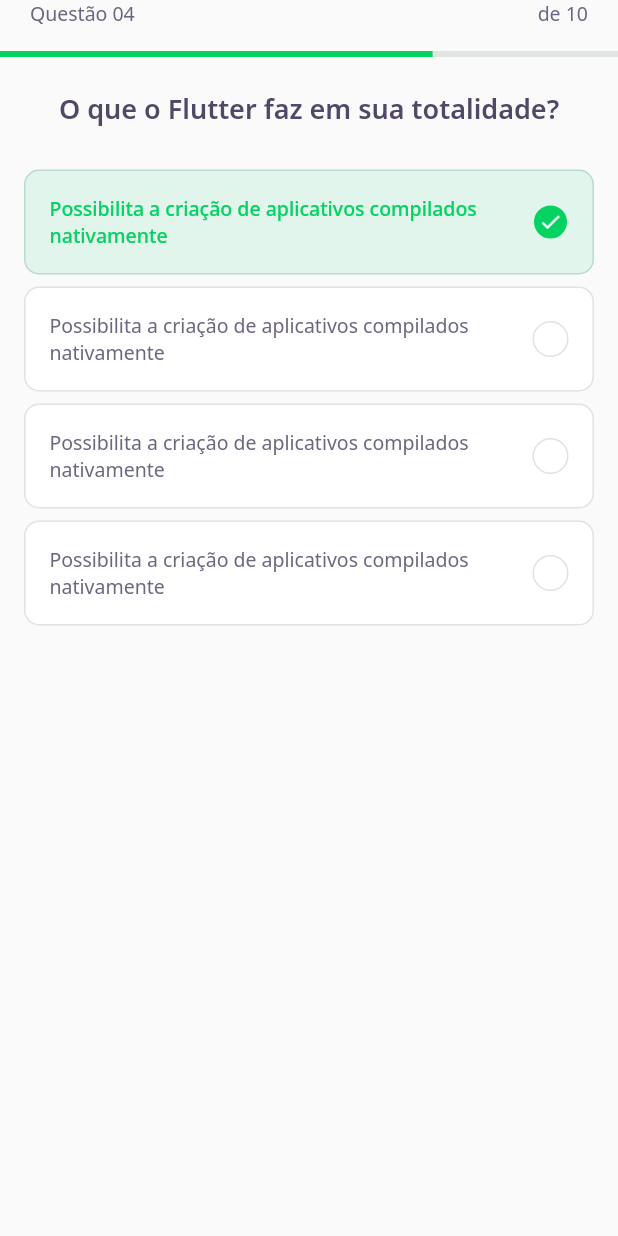
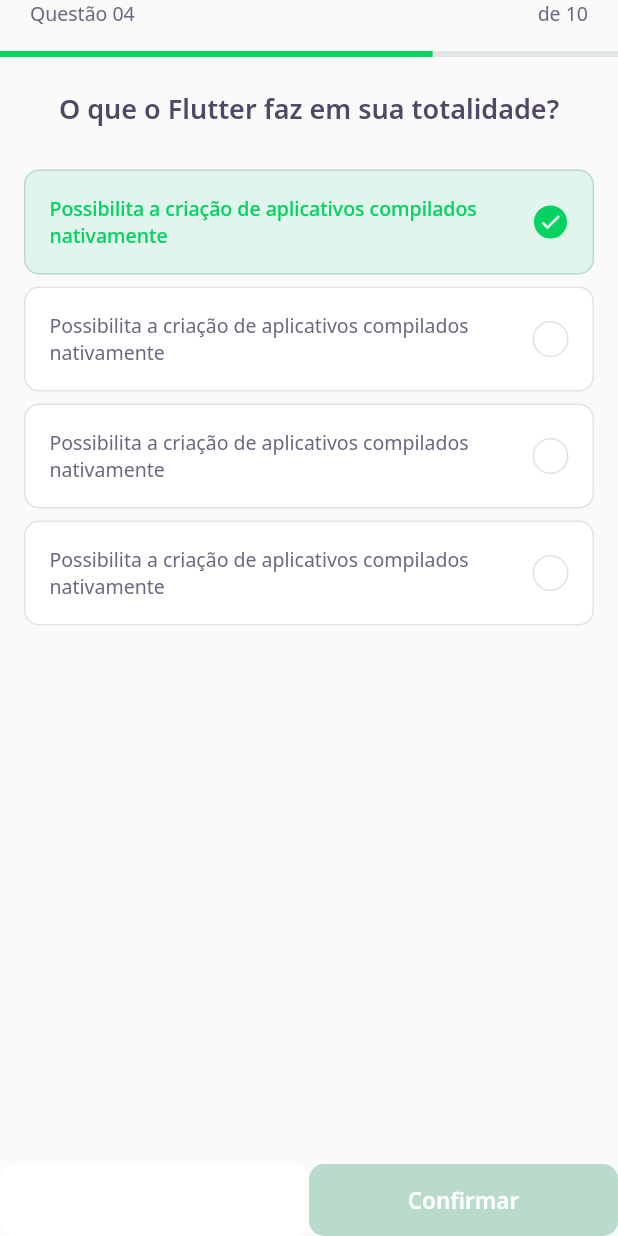
Before and after one commit to joaopaulovieira-dev/dev_quiz_flutter_jpvp, a Flutter app: the ChallengePage screen opened directly, on a phone screen of 412 x 824 dp. Run offline on Flutter 3.47's test engine with Material 2 defaults, Android fonts, the phone set to English and light mode, and no system bars; our stand-ins replace google_fonts; accounts and stored records are empty.

Commit message:
Criando Next Button

```diff
--- a/lib/challenge/challeng_page.dart
+++ b/lib/challenge/challeng_page.dart
@@ -1,3 +1,4 @@
+import 'package:dev_quiz_flutter_jpvp/challenge/widgets/next_button/next_button_widget.dart';
 import 'package:dev_quiz_flutter_jpvp/challenge/widgets/question_indicator/questiona_indicator_widget.dart';
 import 'package:dev_quiz_flutter_jpvp/challenge/widgets/quiz/quiz_widiget.dart';
 import 'package:flutter/material.dart';
@@ -18,6 +19,16 @@
       body: QuizWidget(
         title: 'O que o Flutter faz em sua totalidade?',
       ),
+      bottomNavigationBar: SafeArea(
+        bottom: true,
+        child: Row(
+          mainAxisAlignment: MainAxisAlignment.spaceAround,
+          children: [
+            Expanded(child: NextButtonWidget.white(label: 'Pular')),
+            Expanded(child: NextButtonWidget.green(label: 'Confirmar')),
+          ],
+        ),
+      ),
     );
   }
 }
--- /dev/null
+++ b/lib/challenge/widgets/next_button/next_button_widget.dart
@@ -0,0 +1,55 @@
+import 'package:dev_quiz_flutter_jpvp/core/app_colors.dart';
+import 'package:flutter/material.dart';
+import 'package:google_fonts/google_fonts.dart';
+
+class NextButtonWidget extends StatelessWidget {
+  final String label;
+  final Color backgroudColor;
+  final Color fontColor;
+  const NextButtonWidget({
+    Key? key,
+    required this.label,
+    required this.backgroudColor,
+    required this.fontColor,
+  });
+
+  NextButtonWidget.green({required String label})
+      : this.backgroudColor = AppColors.green,
+        this.fontColor = AppColors.white,
+        this.label = label;
+
+  NextButtonWidget.white({required String label})
+      : this.backgroudColor = AppColors.white,
+        this.fontColor = AppColors.grey,
+        this.label = label;
+
+  @override
+  Widget build(BuildContext context) {
+    return Container(
+      height: 48,
+      child: TextButton(
+        style: ButtonStyle(
+          backgroundColor: MaterialStateProperty.all(
+            backgroudColor,
+          ),
+          shape: MaterialStateProperty.all(
+            RoundedRectangleBorder(
+              borderRadius: BorderRadius.circular(10),
+            ),
+          ),
+        ),
+        onPressed: () {},
+        child: Text(
+          label,
+          style: GoogleFonts.notoSans(
+            fontWeight: FontWeight.w600,
+            fontSize: 15,
+            color: AppColors.white,
+          ),
+        ),
+      ),
+    );
+  }
+}
+
+//TODO AULA 04 00:26:10
--- a/lib/core/app_widget.dart
+++ b/lib/core/app_widget.dart
@@ -1,4 +1,4 @@
-import 'package:dev_quiz_flutter_jpvp/home/home_page.dart';
+import 'package:dev_quiz_flutter_jpvp/challenge/challeng_page.dart';
 import 'package:flutter/material.dart';
 
 class AppWidget extends StatelessWidget {
@@ -6,7 +6,7 @@
   Widget build(BuildContext context) {
     return MaterialApp(
       title: "dev_quiz_flutter_jpvp",
-      home: HomePage(),
+      home: ChallengePage(),
     );
   }
 }
```
